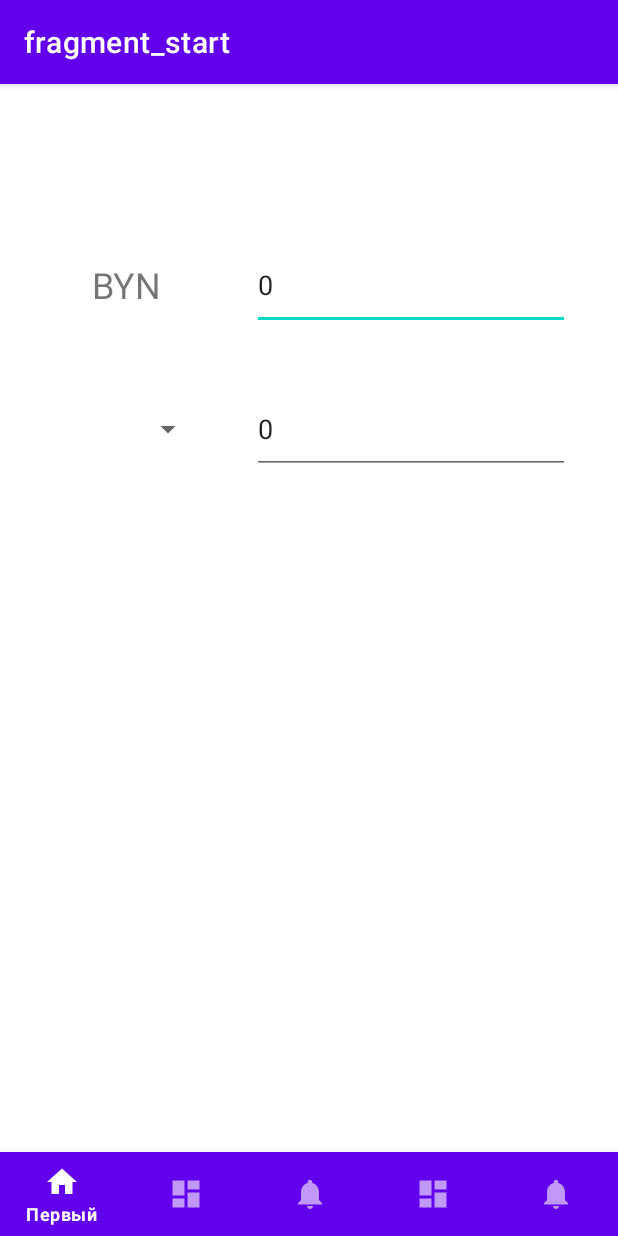
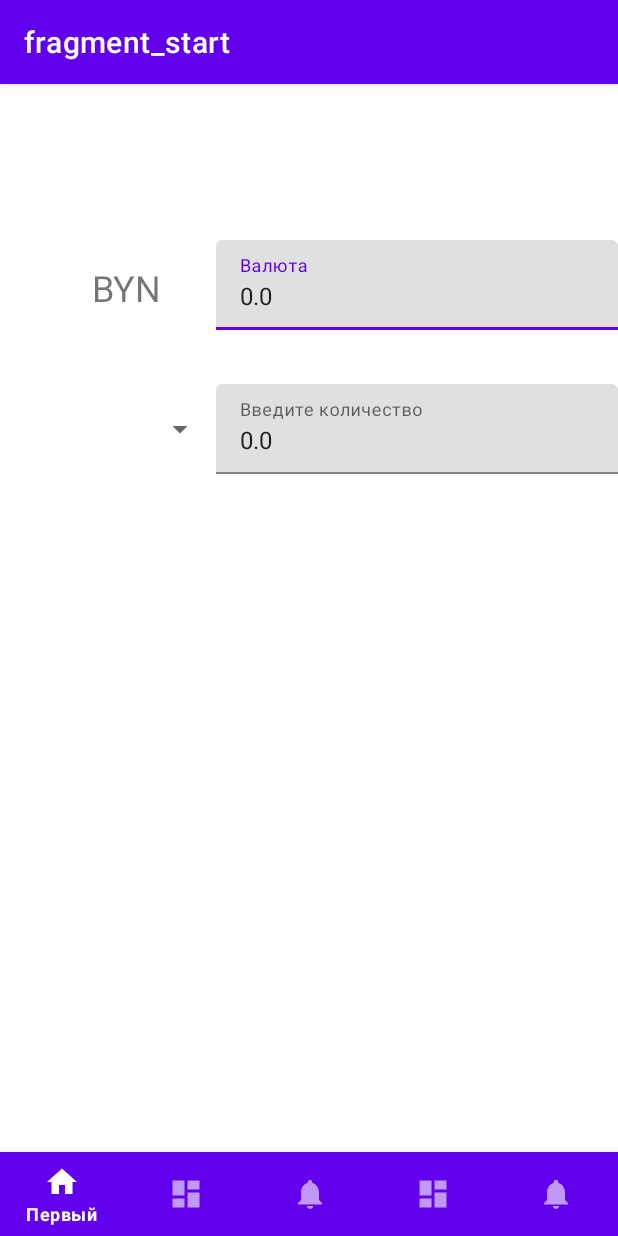
Before and after one commit to MiseikoDenis/Exchange, an Android app: the screen it shows after launch (MainActivity), on a phone screen of 412 x 824 dp. Run offline under Robolectric (Android 15) with nearby library versions, the phone set to English and light mode, and no system bars; our stand-ins replace Dagger/Hilt's generated code, Room's generated code, navigation-ui; 2 statements that could not run were skipped.

Commit message:
Наполнение главного фрагмента

```diff
--- a/app/build.gradle
+++ b/app/build.gradle
@@ -40,6 +40,10 @@ android {
 
 dependencies {
 
+    //Material
+    def material_version = "1.8.0-alpha01"
+    implementation "com.google.android.material:material:$material_version"
+
     //Dagger
     def dagger_version = "2.40"
     implementation "com.google.dagger:dagger:$dagger_version"
--- a/app/src/main/java/com/example/exchange/presentation/start/StartViewModel.kt
+++ b/app/src/main/java/com/example/exchange/presentation/start/StartViewModel.kt
@@ -1,12 +1,11 @@
 package com.example.exchange.presentation.start
 
 import android.app.Application
-import android.widget.EditText
 import androidx.lifecycle.*
 import com.example.exchange.models.Currency
 import com.example.exchange.presentation.appComponent
-import com.example.exchange.presentation.currencies.CurrenciesViewModel
 import com.example.exchange.repository.CurrenciesRepository
+import kotlinx.coroutines.launch
 import javax.inject.Inject
 
 
@@ -16,32 +15,43 @@ class StartViewModel(application: Application) : ViewModel() {
     lateinit var currenciesList: LiveData<List<Currency>>
 
     @Inject
-    lateinit var currencyRepository: CurrenciesRepository
+    lateinit var currenciesRepository: CurrenciesRepository
 
     @Inject
     lateinit var listAbbreviation: LiveData<List<String>>
 
-    private var _bynAmmount = MutableLiveData(0)
-    val bynAmmount: LiveData<Int>
-        get() = _bynAmmount
+    private var firstRate = 0.0
+    private var secondRate = 0.0
+    private var thirdRate = 0.0
 
-    private var _firstCurrencyAmmount = MutableLiveData(0)
-    val firstCurrencyAmmount: LiveData<Int>
-        get() = _firstCurrencyAmmount
+    private var _bynAmount = MutableLiveData(0.0)
+    val bynAmount: LiveData<Double>
+        get() = _bynAmount
 
-    private var _secondCurrencyAmmount = MutableLiveData(0)
-    val secondCurrencyAmmount: LiveData<Int>
-        get() = _secondCurrencyAmmount
+    private var _firstCurrencyAmount = MutableLiveData(firstRate)
+    val firstCurrencyAmount: LiveData<Double>
+        get() = _firstCurrencyAmount
 
-    private var _thirdCurrencyAmmount = MutableLiveData(0)
-    val thirdCurrencyAmmount: LiveData<Int>
-        get() = _thirdCurrencyAmmount
+    private var _secondCurrencyAmount = MutableLiveData(0.0)
+    val secondCurrencyAmount: LiveData<Double>
+        get() = _secondCurrencyAmount
+
+    private var _thirdCurrencyAmount = MutableLiveData(0.0)
+    val thirdCurrencyAmount: LiveData<Double>
+        get() = _thirdCurrencyAmount
 
     init {
         application.appComponent.inject(this)
     }
 
-    fun updateRate(editText: EditText, abbreviature: String) {
+    fun updateRate(currency: Currency) {
+        viewModelScope.launch {
+            firstRate = currency.rate
+            _firstCurrencyAmount.value = firstRate
+        }
+    }
+
+    fun updateCurrencyAmount(){
 
     }
 
--- a/app/src/main/java/com/example/exchange/repository/CurrenciesRepository.kt
+++ b/app/src/main/java/com/example/exchange/repository/CurrenciesRepository.kt
@@ -12,7 +12,6 @@ import kotlinx.coroutines.Dispatchers
 import kotlinx.coroutines.withContext
 import java.time.LocalDateTime
 import javax.inject.Inject
-import kotlin.coroutines.coroutineContext
 
 
 class CurrenciesRepository @Inject constructor(
@@ -29,10 +28,6 @@ class CurrenciesRepository @Inject constructor(
         Transformations.map(currencies){
             it.map { it.abbreviation }
         }
-
-//    fun getAbbreviations(): List<String>? {
-//        return currencies.value?.map { it.abbreviation }
-//    }
 
     @SuppressLint("NewApi")
     suspend fun refreshCurrencies() {
--- a/app/src/main/res/layout/fragment_start.xml
+++ b/app/src/main/res/layout/fragment_start.xml
@@ -12,29 +12,31 @@
         android:layout_width="match_parent"
         android:layout_height="wrap_content"
         android:layout_marginTop="48dp"
+        android:orientation="horizontal"
         app:layout_constraintStart_toStartOf="parent"
-        app:layout_constraintTop_toTopOf="parent"
-        android:orientation="horizontal">
+        app:layout_constraintTop_toTopOf="parent">
 
         <TextView
             android:id="@+id/byn"
-            android:layout_width="104dp"
+            android:layout_width="120dp"
             android:layout_height="60dp"
+            android:layout_marginStart="24dp"
+            android:gravity="center"
             android:text="BYN"
-            android:gravity="center"
-            android:textSize="24sp"
-            android:layout_marginStart="32dp" />
+            android:textSize="24sp" />
 
-        <EditText
+        <com.google.android.material.textfield.TextInputLayout
             android:id="@+id/edit_byn"
             android:layout_width="match_parent"
             android:layout_height="match_parent"
-            android:layout_marginStart="32dp"
-            android:layout_marginEnd="32dp"
-            android:text="0"
-            android:hint='Введите количество'
-            android:inputType="number|numberDecimal"
-            android:singleLine="false" />
+            android:hint="Валюта">
+
+            <com.google.android.material.textfield.TextInputEditText
+                android:layout_width="match_parent"
+                android:layout_height="match_parent"
+                android:inputType="numberDecimal" />
+
+        </com.google.android.material.textfield.TextInputLayout>
     </LinearLayout>
 
     <LinearLayout
@@ -42,26 +44,27 @@
         android:layout_width="match_parent"
         android:layout_height="wrap_content"
         android:layout_marginTop="96dp"
+        android:orientation="horizontal"
         app:layout_constraintStart_toStartOf="parent"
-        app:layout_constraintTop_toTopOf="@id/currency_first"
-        android:orientation="horizontal">
+        app:layout_constraintTop_toTopOf="@id/currency_first">
 
         <Spinner
             android:id="@+id/spinner_first"
-            android:layout_width="104dp"
+            android:layout_width="120dp"
             android:layout_height="60dp"
-            android:layout_marginStart="32dp" />
+            android:layout_marginStart="24dp" />
 
-        <EditText
+        <com.google.android.material.textfield.TextInputLayout
             android:id="@+id/edit_first"
             android:layout_width="match_parent"
             android:layout_height="match_parent"
-            android:layout_marginStart="32dp"
-            android:layout_marginEnd="32dp"
-            android:text="0"
-            android:hint='Введите количество'
-            android:inputType="number|numberDecimal"
-            android:singleLine="false" />
+            android:hint="Введите количество">
+
+            <com.google.android.material.textfield.TextInputEditText
+                android:layout_width="match_parent"
+                android:layout_height="match_parent"
+                android:inputType="numberDecimal" />
+        </com.google.android.material.textfield.TextInputLayout>
     </LinearLayout>
 
 
```
Also changed, not shown: app/src/main/java/com/example/exchange/presentation/start/StartFragment.kt (+94 -18 lines), app/src/main/res/layout/custom_item_spinner.xml (added, +14 -0 lines).
